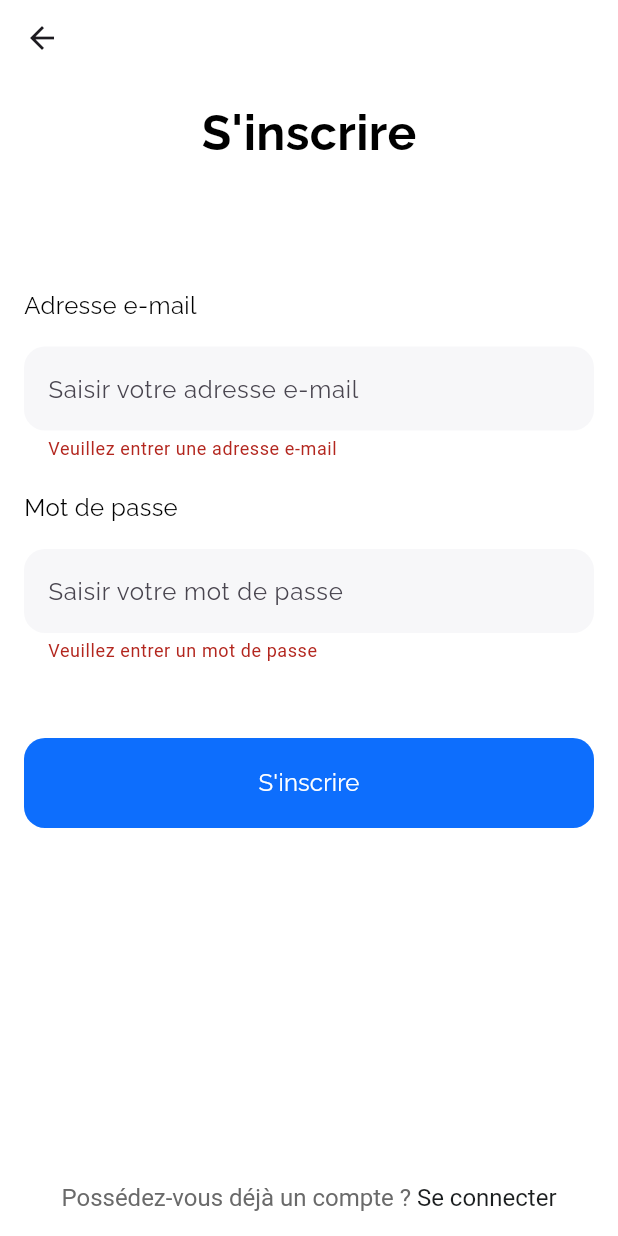
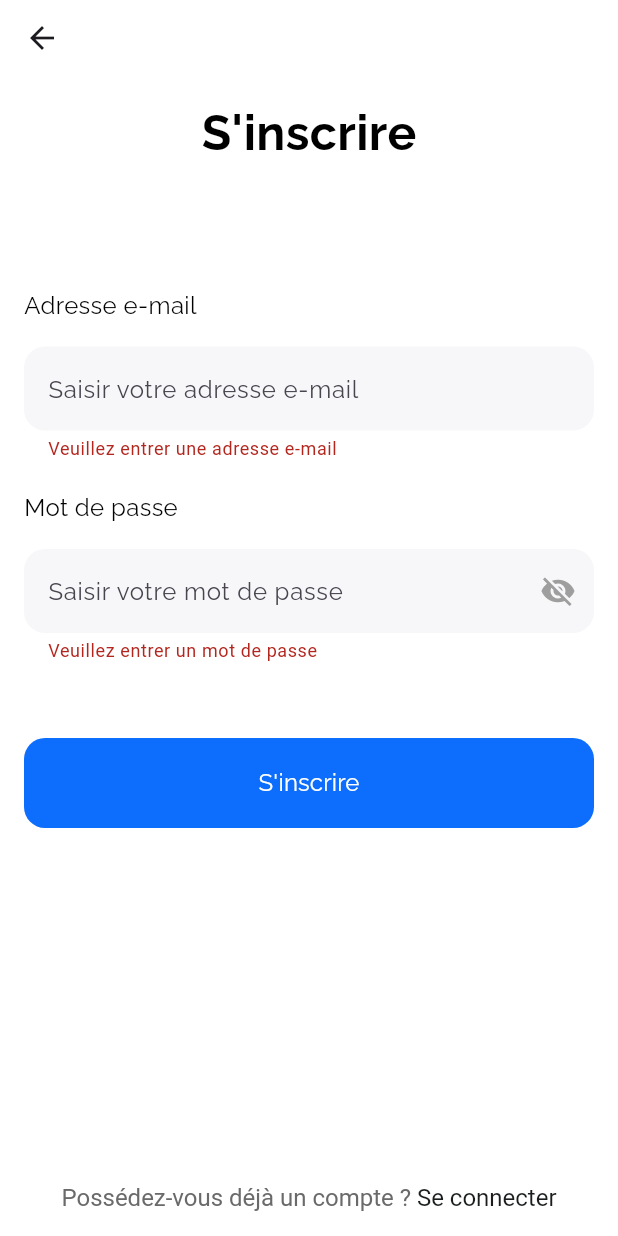
Before and after one commit to Ymas0908/e-Tix-, a Flutter app: the Signup screen opened directly, after a tap on "S'inscrire", on a phone screen of 412 x 824 dp. Run offline on Flutter 3.47's test engine with Material 3 defaults, Android fonts, the phone set to English and light mode, and no system bars; our stand-ins replace firebase_auth, firebase_core, fluttertoast, google_fonts; accounts and stored records are empty.

Commit message:
"update 05/09/24 "

```diff
--- a/lib/pages/signup/signup.dart
+++ b/lib/pages/signup/signup.dart
@@ -1,23 +1,33 @@
-import 'package:auth_firebase/pages/login/login.dart';
-import 'package:auth_firebase/services/auth_service.dart';
 import 'package:flutter/gestures.dart';
 import 'package:flutter/material.dart';
 import 'package:google_fonts/google_fonts.dart';
 
-class Signup extends StatelessWidget {
-  Signup({super.key});
+import '../../composants/LoadingDialog.dart';
+import '../../services/auth_service.dart';
+import '../home/home.dart';
+import '../login/login.dart';
 
-  // Controllers pour les champs de texte
+class Signup extends StatefulWidget {
+  const Signup({super.key});
+
+  @override
+  State<Signup> createState() => _SignupState();
+}
+
+class _SignupState extends State<Signup> {
+  final _formKey = GlobalKey<FormState>();
   final TextEditingController _emailController = TextEditingController();
   final TextEditingController _passwordController = TextEditingController();
-
-  // Expresion régulière pour valider l'adresse e-mail
   final RegExp _emailRegExp = RegExp(
     r"^[a-zA-Z0-9._%+-]+@[a-zA-Z0-9.-]+\.[a-zA-Z]{2,}$",
   );
+  bool _obscureText = true;
 
-  // Clé du formulaire pour accéder à son état
-  final _formKey = GlobalKey<FormState>();
+  void _togglePasswordView() {
+    setState(() {
+      _obscureText = !_obscureText;
+    });
+  }
 
   @override
   Widget build(BuildContext context) {
@@ -44,26 +54,31 @@ class Signup extends StatelessWidget {
                       textStyle: const TextStyle(
                         color: Colors.black,
                         fontWeight: FontWeight.bold,
-                              fontSize: 32
-                          )
+                        fontSize: 32,
                       ),
                     ),
                   ),
-                  const SizedBox(height: 80,),
+                ),
+                const SizedBox(
+                  height: 80,
+                ),
                 _emailAddress(),
-                  const SizedBox(height: 20,),
+                const SizedBox(
+                  height: 20,
+                ),
                 _password(),
-                  const SizedBox(height: 50,),
+                const SizedBox(
+                  height: 50,
+                ),
                 _signup(context),
               ],
             ),
           ),
         ),
-        )
+      ),
     );
   }
 
-  // Champ pour l'adresse e-mail
   Widget _emailAddress() {
     return Column(
       mainAxisAlignment: MainAxisAlignment.start,
@@ -75,18 +90,20 @@ class Signup extends StatelessWidget {
             textStyle: const TextStyle(
               color: Colors.black,
               fontWeight: FontWeight.normal,
-                  fontSize: 16
-              )
+              fontSize: 16,
             ),
           ),
-        const SizedBox(height: 16,),
+        ),
+        const SizedBox(
+          height: 16,
+        ),
         TextFormField(
           style: GoogleFonts.raleway(
             textStyle: const TextStyle(
               color: Colors.black,
               fontWeight: FontWeight.normal,
-                  fontSize: 16
-              )
+              fontSize: 16,
+            ),
           ),
           controller: _emailController,
           decoration: InputDecoration(
@@ -95,10 +112,9 @@ class Signup extends StatelessWidget {
             fillColor: const Color(0xffF7F7F9),
             border: OutlineInputBorder(
               borderSide: BorderSide.none,
-                  borderRadius: BorderRadius.circular(14)
-              )
+              borderRadius: BorderRadius.circular(14),
             ),
-          // Validation de l'email
+          ),
           validator: (value) {
             if (value == null || value.isEmpty) {
               return 'Veuillez entrer une adresse e-mail';
@@ -113,7 +129,6 @@ class Signup extends StatelessWidget {
     );
   }
 
-  // Champ pour le mot de passe
   Widget _password() {
     return Column(
       mainAxisAlignment: MainAxisAlignment.start,
@@ -125,37 +140,40 @@ class Signup extends StatelessWidget {
               textStyle: const TextStyle(
                   color: Colors.black,
                   fontWeight: FontWeight.normal,
-                  fontSize: 16
-              )
+                  fontSize: 16)),
         ),
+        const SizedBox(
+          height: 16,
         ),
-        const SizedBox(height: 16,),
         TextFormField(
           style: GoogleFonts.raleway(
               textStyle: const TextStyle(
                   color: Colors.black,
                   fontWeight: FontWeight.normal,
-                  fontSize: 16
-              )
-          ),
+                  fontSize: 16)),
           controller: _passwordController,
-          obscureText: true,
+          obscureText: _obscureText, // Masquage du mot de passe
           decoration: InputDecoration(
             hintText: 'Saisir votre mot de passe',
             filled: true,
             fillColor: const Color(0xffF7F7F9),
             border: OutlineInputBorder(
                 borderSide: BorderSide.none,
-                  borderRadius: BorderRadius.circular(14)
-              )
+                borderRadius: BorderRadius.circular(14)),
+            suffixIcon: IconButton(
+              icon: Icon(
+                _obscureText ? Icons.visibility_off : Icons.visibility,
+                color: Colors.grey,
               ),
-          // Validation du mot de passe
+              onPressed: _togglePasswordView, // Basculer la visibilité
+            ),
+          ),
           validator: (value) {
             if (value == null || value.isEmpty) {
               return 'Veuillez entrer un mot de passe';
             }
-            if (value.length < 6) {
-              return 'Le mot de passe doit contenir au moins 6 caractères';
+            if (value.length < 5) {
+              return 'Le mot de passe doit contenir au moins 5 caractères';
             }
             return null;
           },
@@ -164,7 +182,6 @@ class Signup extends StatelessWidget {
     );
   }
 
-  // Bouton d'inscription
   Widget _signup(BuildContext context) {
     return ElevatedButton(
       style: ElevatedButton.styleFrom(
@@ -176,14 +193,31 @@ class Signup extends StatelessWidget {
         elevation: 0,
       ),
       onPressed: () async {
-        // Valider le formulaire avant de procéder à l'inscription
         if (_formKey.currentState!.validate()) {
-          // Si le formulaire est valide, procéder à l'inscription
+          showDialog(
+            context: context,
+            barrierDismissible: false,
+            builder: (BuildContext context) {
+              return const LoadingDialog(message: "Inscription en cours...");
+            },
+          );
+
+          try {
             await AuthService().signup(
               email: _emailController.text,
               password: _passwordController.text,
-              context: context
+              context: context,
             );
+            Navigator.of(context).pop(); // Close the loading dialog
+            Navigator.of(context).pushReplacement(
+              MaterialPageRoute(builder: (context) => Home()),
+            );
+          } catch (e) {
+            Navigator.of(context).pop(); // Close the loading dialog
+            ScaffoldMessenger.of(context).showSnackBar(
+              SnackBar(content: Text("Erreur lors de l'inscription : $e")),
+            );
+          }
         }
       },
       child: Text(
@@ -192,14 +226,13 @@ class Signup extends StatelessWidget {
           textStyle: const TextStyle(
             color: Colors.white,
             fontWeight: FontWeight.normal,
-                fontSize: 16
-            )
+            fontSize: 16,
+          ),
         ),
       ),
     );
   }
 
-  // Lien pour se connecter si on a déjà un compte
   Widget _signin(BuildContext context) {
     return Padding(
       padding: const EdgeInsets.only(bottom: 16),
@@ -212,7 +245,7 @@ class Signup extends StatelessWidget {
               style: TextStyle(
                 color: Color(0xff6A6A6A),
                 fontWeight: FontWeight.normal,
-                  fontSize: 16
+                fontSize: 16,
               ),
             ),
             TextSpan(
@@ -220,16 +253,15 @@ class Signup extends StatelessWidget {
               style: const TextStyle(
                 color: Color(0xff1A1D1E),
                 fontWeight: FontWeight.normal,
-                    fontSize: 16
+                fontSize: 16,
               ),
-                recognizer: TapGestureRecognizer()..onTap = () {
+              recognizer: TapGestureRecognizer()
+                ..onTap = () {
                   Navigator.push(
                     context,
-                    MaterialPageRoute(
-                        builder: (context) => Login()
-                    ),
+                    MaterialPageRoute(builder: (context) => Login()),
                   );
-                }
+                },
             ),
           ],
         ),
```
Also changed, not shown: lib/pages/home/home.dart (+45 -4 lines), lib/pages/login/login.dart (+46 -32 lines), pubspec.lock. Lines whose indentation alone changed are shown as unchanged.
